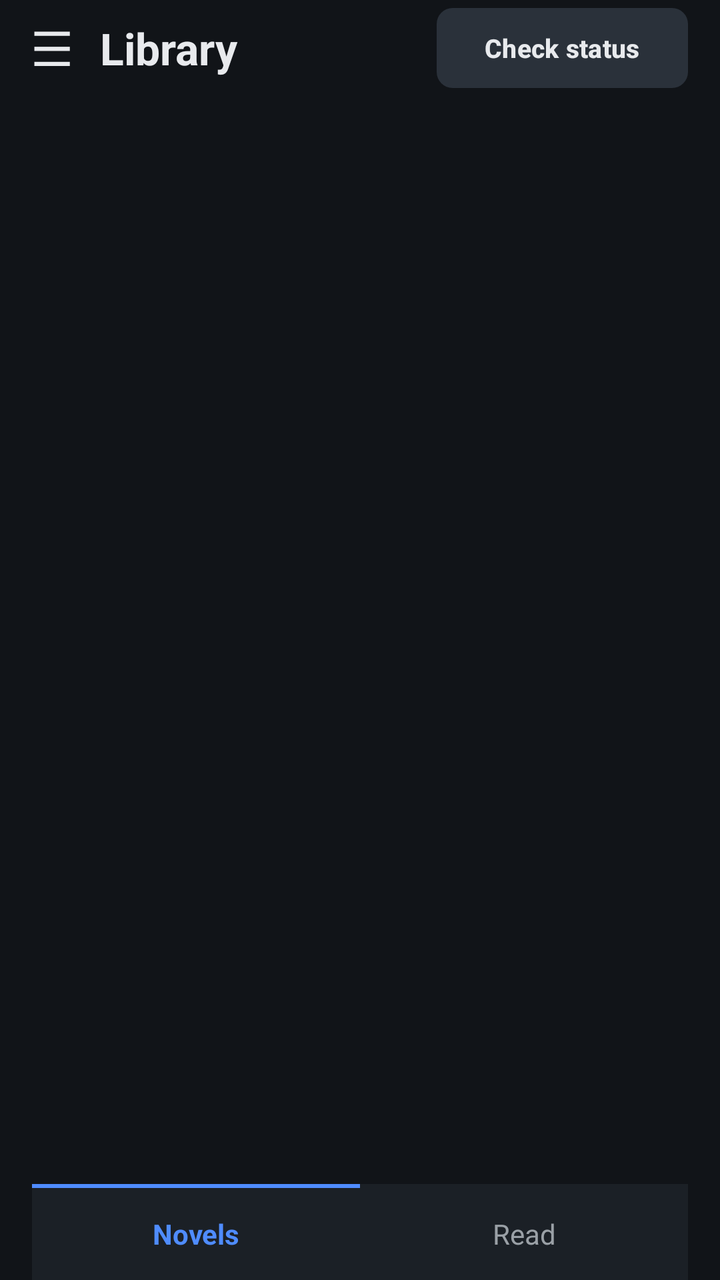
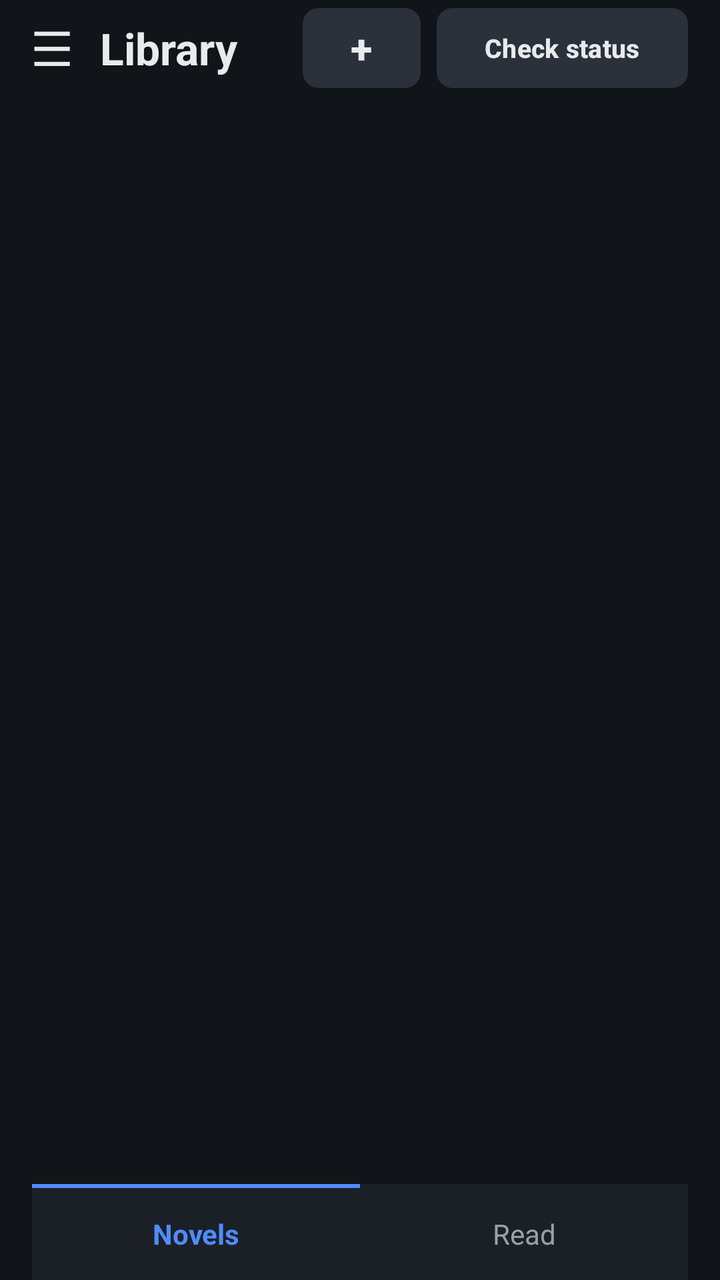

Compare the two renders of this Android layout. The source of the first and the diff that turns it into the second are given below.
<!-- AndroidManifest.xml: application theme Theme.NovelDownloader -->
<!-- res/layout/activity_novels.xml -->
<?xml version="1.0" encoding="utf-8"?>
<androidx.drawerlayout.widget.DrawerLayout xmlns:android="http://schemas.android.com/apk/res/android"
    xmlns:app="http://schemas.android.com/apk/res-auto"
    android:id="@+id/drawerLayout"
    android:layout_width="match_parent"
    android:layout_height="match_parent">

    <LinearLayout
        android:layout_width="match_parent"
        android:layout_height="match_parent"
        android:orientation="vertical"
        android:background="@color/bg"
        android:paddingStart="16dp"
        android:paddingEnd="16dp"
        android:paddingTop="0dp"
        android:paddingBottom="0dp">

        <LinearLayout
            android:layout_width="match_parent"
            android:layout_height="wrap_content"
            android:orientation="horizontal"
            android:gravity="center_vertical">

            <TextView
                android:id="@+id/menuBtn"
                android:layout_width="wrap_content"
                android:layout_height="wrap_content"
                android:text="☰"
                android:textSize="24sp"
                android:textColor="@color/fg"
                android:paddingEnd="14dp"
                android:paddingTop="2dp"
                android:paddingBottom="2dp"
                android:clickable="true"
                android:focusable="true" />

            <TextView
                android:layout_width="0dp"
                android:layout_height="wrap_content"
                android:layout_weight="1"
                android:text="Library"
                android:textSize="22sp"
                android:textColor="@color/fg"
                android:textStyle="bold" />

            <Button
                android:id="@+id/checkBtn"
                android:layout_width="wrap_content"
                android:layout_height="wrap_content"
                android:text="Check status"
                android:textSize="13sp"
                android:textStyle="bold"
                android:textColor="@color/fg"
                app:backgroundTint="@color/btn_secondary"
                app:cornerRadius="8dp" />
        </LinearLayout>

        <TextView
            android:id="@+id/statusText"
            android:layout_width="match_parent"
            android:layout_height="wrap_content"
            android:layout_marginTop="4dp"
            android:textSize="13sp"
            android:textColor="@color/muted" />

        <ScrollView
            android:layout_width="match_parent"
            android:layout_height="0dp"
            android:layout_marginTop="8dp"
            android:layout_weight="1"
            android:scrollbarStyle="outsideOverlay"
            android:clipToPadding="false"
            android:paddingEnd="8dp">

            <LinearLayout
                android:id="@+id/novelList"
                android:layout_width="match_parent"
                android:layout_height="wrap_content"
                android:orientation="vertical" />
        </ScrollView>

        <LinearLayout
            android:id="@+id/libraryTabs"
            android:layout_width="match_parent"
            android:layout_height="48dp"
            android:layout_marginTop="8dp"
            android:orientation="horizontal"
            android:background="@color/card">

            <LinearLayout
                android:id="@+id/tabNovels"
                android:layout_width="0dp"
                android:layout_height="match_parent"
                android:layout_weight="1"
                android:orientation="vertical"
                android:background="?attr/selectableItemBackground"
                android:clickable="true"
                android:focusable="true"
                android:contentDescription="Novels">

                <View
                    android:id="@+id/tabNovelsIndicator"
                    android:layout_width="match_parent"
                    android:layout_height="2dp"
                    android:background="@color/accent" />

                <TextView
                    android:id="@+id/tabNovelsLabel"
                    android:layout_width="match_parent"
                    android:layout_height="0dp"
                    android:layout_weight="1"
                    android:gravity="center"
                    android:text="Novels"
                    android:textSize="14sp"
                    android:textStyle="bold"
                    android:textColor="@color/accent" />
            </LinearLayout>

            <LinearLayout
                android:id="@+id/tabRead"
                android:layout_width="0dp"
                android:layout_height="match_parent"
                android:layout_weight="1"
                android:orientation="vertical"
                android:background="?attr/selectableItemBackground"
                android:clickable="true"
                android:focusable="true"
                android:contentDescription="Read">

                <View
                    android:id="@+id/tabReadIndicator"
                    android:layout_width="match_parent"
                    android:layout_height="2dp"
                    android:background="@android:color/transparent" />

                <TextView
                    android:id="@+id/tabReadLabel"
                    android:layout_width="match_parent"
                    android:layout_height="0dp"
                    android:layout_weight="1"
                    android:gravity="center"
                    android:text="Read"
                    android:textSize="14sp"
                    android:textColor="@color/muted" />
            </LinearLayout>
        </LinearLayout>

    </LinearLayout>

    <include layout="@layout/drawer_menu" />
</androidx.drawerlayout.widget.DrawerLayout>
<!-- res/layout/drawer_menu.xml (included above) -->
<?xml version="1.0" encoding="utf-8"?>
<LinearLayout xmlns:android="http://schemas.android.com/apk/res/android"
    android:layout_width="270dp"
    android:layout_height="match_parent"
    android:layout_gravity="start"
    android:orientation="vertical"
    android:background="@color/card"
    android:paddingTop="28dp">

    <TextView
        android:id="@+id/navBrowser"
        android:layout_width="match_parent"
        android:layout_height="wrap_content"
        android:text="Browser"
        android:textSize="16sp"
        android:textColor="@color/fg"
        android:padding="16dp"
        android:clickable="true"
        android:focusable="true" />

    <TextView
        android:id="@+id/navNovels"
        android:layout_width="match_parent"
        android:layout_height="wrap_content"
        android:text="Library"
        android:textSize="16sp"
        android:textColor="@color/fg"
        android:padding="16dp"
        android:clickable="true"
        android:focusable="true" />

    <TextView
        android:id="@+id/navDocuments"
        android:layout_width="match_parent"
        android:layout_height="wrap_content"
        android:text="Documents"
        android:textSize="16sp"
        android:textColor="@color/fg"
        android:padding="16dp"
        android:clickable="true"
        android:focusable="true" />

    <View
        android:layout_width="match_parent"
        android:layout_height="0dp"
        android:layout_weight="1" />

    <TextView
        android:id="@+id/navLogs"
        android:layout_width="match_parent"
        android:layout_height="wrap_content"
        android:text="Logs"
        android:textSize="16sp"
        android:textColor="@color/fg"
        android:padding="16dp"
        android:clickable="true"
        android:focusable="true" />

    <TextView
        android:id="@+id/navSettings"
        android:layout_width="match_parent"
        android:layout_height="wrap_content"
        android:text="Settings"
        android:textSize="16sp"
        android:textColor="@color/fg"
        android:padding="16dp"
        android:clickable="true"
        android:focusable="true" />

    <TextView
        android:id="@+id/navAbout"
        android:layout_width="match_parent"
        android:layout_height="wrap_content"
        android:text="About"
        android:textSize="16sp"
        android:textColor="@color/fg"
        android:padding="16dp"
        android:layout_marginBottom="12dp"
        android:clickable="true"
        android:focusable="true" />
</LinearLayout>
<!-- resources referenced by this layout -->
<resources>
  <color name="accent">#4F8CFF</color>
  <color name="bg">#111418</color>
  <color name="btn_secondary">#2A313A</color>
  <color name="card">#1B2026</color>
  <color name="fg">#E8EAED</color>
  <color name="muted">#9AA0A6</color>
  <style name="Theme.NovelDownloader" parent="Theme.Material3.Dark.NoActionBar">
          <item name="colorPrimary">@color/accent</item>
          <item name="colorOnPrimary">@android:color/white</item>
          <item name="android:windowBackground">@color/bg</item>
          <item name="android:statusBarColor">@color/bg</item>
          <item name="android:navigationBarColor">@color/bg</item>
          <item name="android:textColorPrimary">@color/fg</item>
          <item name="android:textColorSecondary">@color/muted</item>
      </style>
</resources>

<!-- the commit's change to res/layout/activity_novels.xml (unified diff, before → after) -->
@@ -42,6 +42,20 @@
                 android:textSize="22sp"
                 android:textColor="@color/fg"
                 android:textStyle="bold" />
+
+            <Button
+                android:id="@+id/addBtn"
+                android:layout_width="wrap_content"
+                android:layout_height="wrap_content"
+                android:minWidth="0dp"
+                android:layout_marginEnd="8dp"
+                android:text="+"
+                android:textSize="20sp"
+                android:textStyle="bold"
+                android:textColor="@color/fg"
+                android:contentDescription="Add a PDF, EPUB, or Kindle book"
+                app:backgroundTint="@color/btn_secondary"
+                app:cornerRadius="8dp" />
 
             <Button
                 android:id="@+id/checkBtn"
